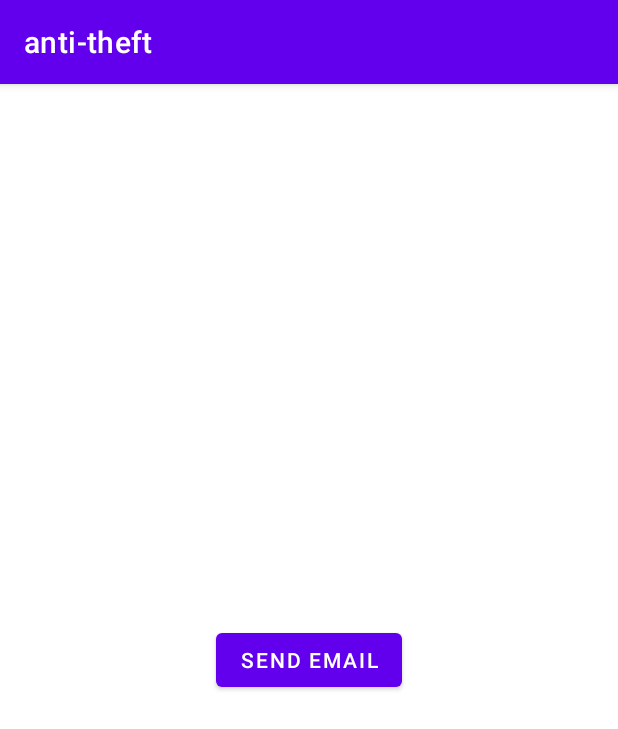
After one commit to Arob122/G7_Anti-Theft-App, an Android app: the Email screen opened directly, with no data from a screen before it, on a phone screen of 412 x 824 dp. The commit adds this screen. Shown: the top 729 px of the screen. Run offline under Robolectric (Android 15) with nearby library versions, the phone set to English and light mode, and no system bars.

Commit message:
Send an email in case of failure- Done

```diff
--- a/app/build.gradle
+++ b/app/build.gradle
@@ -34,6 +34,9 @@ dependencies {
     implementation 'androidx.appcompat:appcompat:1.2.0'
     implementation 'com.google.android.material:material:1.3.0'
     implementation 'androidx.constraintlayout:constraintlayout:2.0.4'
+    implementation files('libs\\activation.jar')
+    implementation files('libs\\additionnal.jar')
+    implementation files('libs\\mail.jar')
     testImplementation 'junit:junit:4.+'
     implementation 'com.google.android.gms:play-services:11.6.0'
     implementation 'com.google.android.gms:play-services-auth:11.6.0'
--- /dev/null
+++ b/app/src/main/java/com/example/g7anti_theftapp/Email.java
@@ -0,0 +1,36 @@
+package com.example.g7anti_theftapp;
+
+import androidx.appcompat.app.AppCompatActivity;
+
+import android.content.Intent;
+import android.net.Uri;
+import android.os.Bundle;
+import android.util.Log;
+import android.view.View;
+import android.widget.Button;
+import android.widget.Toast;
+
+public class Email extends AppCompatActivity {
+Button sendEmail;
+    @Override
+    protected void onCreate(Bundle savedInstanceState) {
+        super.onCreate(savedInstanceState);
+        setContentView(R.layout.activity_email);
+        sendEmail=findViewById(R.id.sendEmail);
+
+        ///////////////////// Nada started here to add send mail code////////////////////
+        sendEmail.setOnClickListener(new View.OnClickListener() {
+            @Override
+            public void onClick(View v) {
+                GMailSender.sendMail("nadafjj@gmail.com" , "Test",   " السلام عليكم ورحمة الله وبركاته "+ "\n\n"+"تم بحمد الله عملية ارسال الايميل ابشرك");
+                Toast.makeText(Email.this, " Email sent  ", Toast.LENGTH_LONG).show();
+            }
+        });
+
+
+
+
+
+
+    }
+}
--- a/app/src/main/java/com/example/g7anti_theftapp/LoginActivity.java
+++ b/app/src/main/java/com/example/g7anti_theftapp/LoginActivity.java
@@ -50,7 +50,7 @@ public class LoginActivity extends AppCompatActivity {
                         SimChangedReceiver simChangedReceiver = new SimChangedReceiver();
                         registerReceiver(simChangedReceiver, intentFilter);
                         //Deem
-                        Intent intent  = new Intent(getApplicationContext(), SIM_Card.class);
+                        Intent intent  = new Intent(getApplicationContext(), Email.class);
                         startActivity(intent);
                     }else{
                         Toast.makeText(LoginActivity.this, "Invalid Credentials", Toast.LENGTH_SHORT).show();
--- /dev/null
+++ b/app/src/main/res/layout/activity_email.xml
@@ -0,0 +1,18 @@
+<?xml version="1.0" encoding="utf-8"?>
+<androidx.constraintlayout.widget.ConstraintLayout xmlns:android="http://schemas.android.com/apk/res/android"
+    xmlns:app="http://schemas.android.com/apk/res-auto"
+    xmlns:tools="http://schemas.android.com/tools"
+    android:layout_width="match_parent"
+    android:layout_height="match_parent"
+    tools:context=".Email">
+
+    <Button
+        android:id="@+id/sendEmail"
+        android:layout_width="wrap_content"
+        android:layout_height="wrap_content"
+        android:text="Send Email"
+        app:layout_constraintBottom_toBottomOf="parent"
+        app:layout_constraintEnd_toEndOf="parent"
+        app:layout_constraintStart_toStartOf="parent"
+        app:layout_constraintTop_toTopOf="parent" />
+</androidx.constraintlayout.widget.ConstraintLayout>
--- a/build.gradle
+++ b/build.gradle
@@ -5,7 +5,7 @@ buildscript {
         jcenter()
     }
     dependencies {
-        classpath 'com.android.tools.build:gradle:4.0.0'
+        classpath 'com.android.tools.build:gradle:4.1.3'
 
         // NOTE: Do not place your application dependencies here; they belong
         // in the individual module build.gradle files
```
Also changed, not shown: app/src/main/AndroidManifest.xml (+5 -2 lines), app/src/main/java/com/example/g7anti_theftapp/GMailSender.java (added, +80 -0 lines), app/libs/activation.jar (added), app/libs/additionnal.jar (added), app/libs/mail.jar (added), gradle/wrapper/gradle-wrapper.properties.
